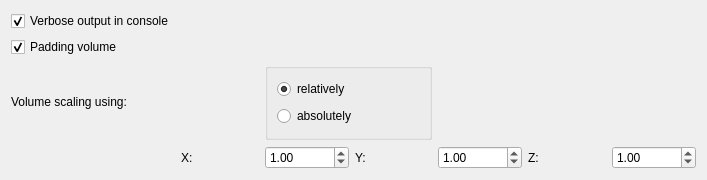
SCIInstitute/SCIRun, file src/Interface/Modules/Fields/InterfaceWithCleaverDialog.ui: the form before one commit.
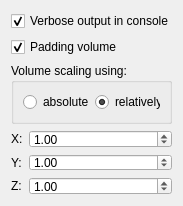
The form after the commit.

```diff
--- a/src/Interface/Modules/Fields/InterfaceWithCleaverDialog.ui
+++ b/src/Interface/Modules/Fields/InterfaceWithCleaverDialog.ui
@@ -6,34 +6,57 @@
    <rect>
     <x>0</x>
     <y>0</y>
-    <width>707</width>
-    <height>180</height>
+    <width>183</width>
+    <height>206</height>
    </rect>
   </property>
   <property name="minimumSize">
    <size>
-    <width>707</width>
-    <height>180</height>
+    <width>183</width>
+    <height>206</height>
    </size>
   </property>
   <property name="windowTitle">
    <string>InterfaceWithCleaverDialog</string>
   </property>
   <layout class="QGridLayout" name="gridLayout">
-   <item row="8" column="7" alignment="Qt::AlignLeft">
-    <widget class="QDoubleSpinBox" name="VolumeScalingSpinBox_Z_">
-     <property name="maximum">
-      <double>1000000000.000000000000000</double>
+   <item row="2" column="0">
+    <widget class="QGroupBox" name="groupBox">
+     <property name="title">
+      <string>Volume scaling using:</string>
      </property>
-     <property name="singleStep">
-      <double>0.010000000000000</double>
-     </property>
-     <property name="value">
-      <double>1.000000000000000</double>
-     </property>
-    </widget>
-   </item>
-   <item row="1" column="0" colspan="2">
+     <layout class="QHBoxLayout" name="horizontalLayout">
+      <item>
+       <widget class="QRadioButton" name="AbsoluteVolumeScalingRadioButton_">
+        <property name="text">
+         <string>absolutely</string>
+        </property>
+       </widget>
+      </item>
+      <item>
+       <widget class="QRadioButton" name="RelativeVolumeScalingRadioButton_">
+        <property name="text">
+         <string>relatively</string>
+        </property>
+        <property name="checked">
+         <bool>true</bool>
+        </property>
+       </widget>
+      </item>
+     </layout>
+    </widget>
+   </item>
+   <item row="0" column="0">
+    <widget class="QCheckBox" name="VerboseCheckBox_">
+     <property name="text">
+      <string>Verbose output in console</string>
+     </property>
+     <property name="checked">
+      <bool>true</bool>
+     </property>
+    </widget>
+   </item>
+   <item row="1" column="0">
     <widget class="QCheckBox" name="PaddingCheckBox_">
      <property name="text">
       <string>Padding volume</string>
@@ -43,14 +66,16 @@
      </property>
     </widget>
    </item>
-   <item row="8" column="2">
+   <item row="3" column="0">
+    <layout class="QFormLayout" name="formLayout">
+     <item row="0" column="0">
     <widget class="QLabel" name="label">
      <property name="text">
       <string>X:</string>
      </property>
     </widget>
    </item>
-   <item row="8" column="3">
+     <item row="0" column="1">
     <widget class="QDoubleSpinBox" name="VolumeScalingSpinBox_X_">
      <property name="decimals">
       <number>2</number>
@@ -66,31 +91,7 @@
      </property>
     </widget>
    </item>
-   <item row="0" column="0" colspan="2">
-    <widget class="QCheckBox" name="VerboseCheckBox_">
-     <property name="text">
-      <string>Verbose output in console</string>
-     </property>
-     <property name="checked">
-      <bool>true</bool>
-     </property>
-    </widget>
-   </item>
-   <item row="2" column="0" colspan="2">
-    <widget class="QLabel" name="label_7">
-     <property name="text">
-      <string>Volume scaling using:</string>
-     </property>
-    </widget>
-   </item>
-   <item row="8" column="6" alignment="Qt::AlignLeft">
-    <widget class="QLabel" name="label_3">
-     <property name="text">
-      <string>Z:</string>
-     </property>
-    </widget>
-   </item>
-   <item row="8" column="5">
+     <item row="2" column="1">
     <widget class="QDoubleSpinBox" name="VolumeScalingSpinBox_Y_">
      <property name="maximum">
       <double>1000000000.000000000000000</double>
@@ -103,38 +104,34 @@
      </property>
     </widget>
    </item>
-   <item row="8" column="4" alignment="Qt::AlignLeft">
+     <item row="4" column="1">
+      <widget class="QDoubleSpinBox" name="VolumeScalingSpinBox_Z_">
+       <property name="maximum">
+        <double>1000000000.000000000000000</double>
+       </property>
+       <property name="singleStep">
+        <double>0.010000000000000</double>
+       </property>
+       <property name="value">
+        <double>1.000000000000000</double>
+       </property>
+      </widget>
+     </item>
+     <item row="2" column="0">
     <widget class="QLabel" name="label_2">
      <property name="text">
       <string>Y:</string>
      </property>
     </widget>
    </item>
-   <item row="2" column="3" colspan="2">
-    <widget class="QGroupBox" name="groupBox">
-     <property name="title">
-      <string/>
-     </property>
-     <layout class="QGridLayout" name="gridLayout_2">
-      <item row="0" column="0">
-       <widget class="QRadioButton" name="RelativeVolumeScalingRadioButton_">
+     <item row="4" column="0">
+      <widget class="QLabel" name="label_3">
         <property name="text">
-         <string>relatively</string>
-        </property>
-        <property name="checked">
-         <bool>true</bool>
-        </property>
-       </widget>
-      </item>
-      <item row="1" column="0">
-       <widget class="QRadioButton" name="AbsoluteVolumeScalingRadioButton_">
-        <property name="text">
-         <string>absolutely</string>
+        <string>Z:</string>
         </property>
        </widget>
       </item>
      </layout>
-    </widget>
    </item>
   </layout>
  </widget>
```
Lines whose indentation alone changed are shown as unchanged.
